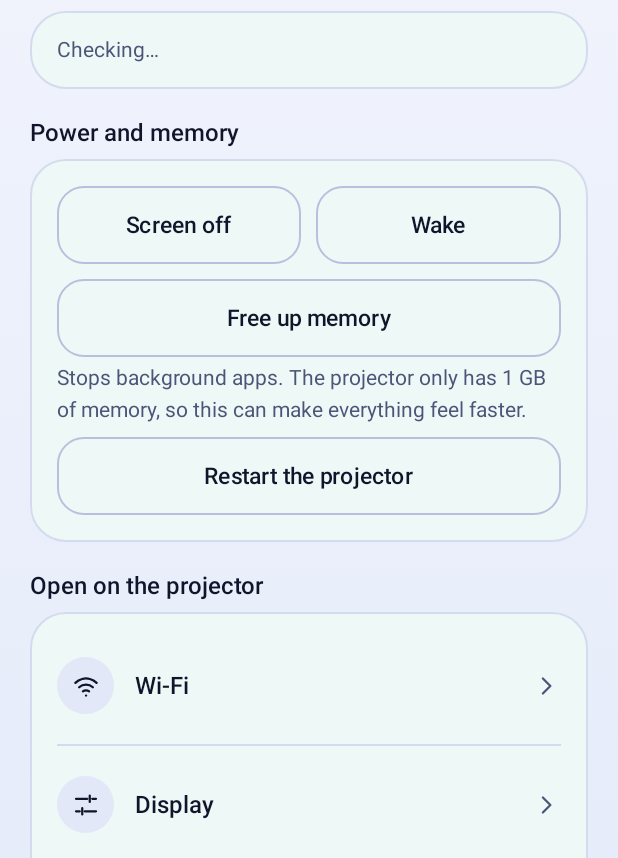
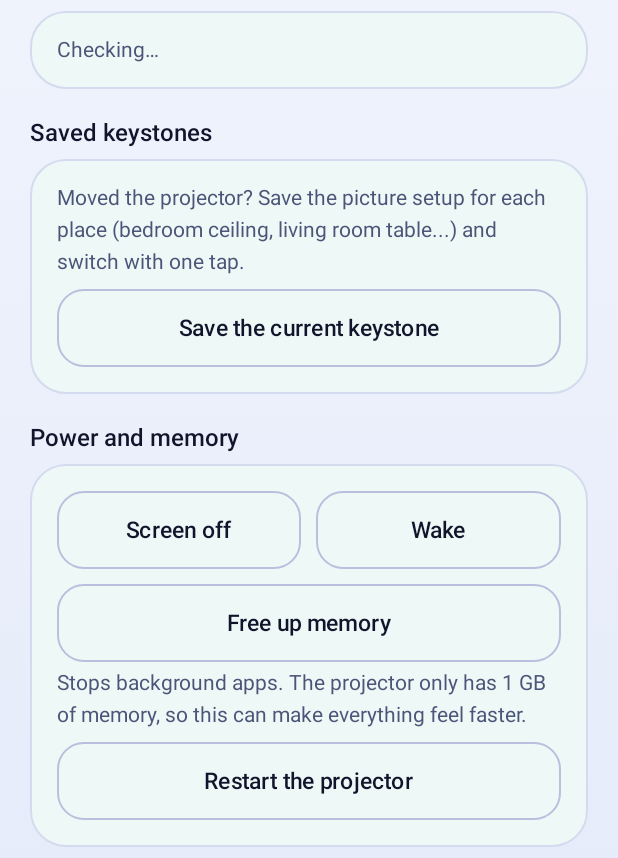
Before and after one commit to Yuvraj675/projector-control, an Android app built with Jetpack Compose: the composable DeviceScreen shown on its own in the app's theme, on a phone screen of 412 x 824 dp, the part 378-1236 px from its top. Run offline under Robolectric (Android 15) with nearby library versions, the phone set to English and light mode, and no system bars.

Commit message:
Saved keystone profiles: name the current picture setup, apply or delete it from the Projector screen

```diff
--- a/app/src/main/kotlin/dev/keystone/auto/ui/screens/DeviceScreen.kt
+++ b/app/src/main/kotlin/dev/keystone/auto/ui/screens/DeviceScreen.kt
@@ -3,6 +3,7 @@ package dev.keystone.auto.ui.screens
 import androidx.compose.foundation.layout.*
 import androidx.compose.material3.*
 import androidx.compose.runtime.*
+import androidx.compose.ui.Alignment
 import androidx.compose.ui.Modifier
 import androidx.compose.ui.unit.dp
 import dev.keystone.auto.AppViewModel
@@ -15,7 +16,10 @@ fun DeviceScreen(vm: AppViewModel) {
     val device by vm.device.collectAsState()
     val connect by vm.connect.collectAsState()
     val info = (connect as? ConnectState.Connected)?.info
+    val saved by vm.saved.collectAsState()
     var confirmReboot by remember { mutableStateOf(false) }
+    var saving by remember { mutableStateOf(false) }
+    var saveName by remember { mutableStateOf("") }
     LaunchedEffect(Unit) { vm.refreshDevice() }
 
     ScreenScaffold(
@@ -47,6 +51,22 @@ fun DeviceScreen(vm: AppViewModel) {
         }
 
         Spacer(Modifier.height(20.dp))
+        SectionTitle("Saved keystones")
+        AppCard {
+            if (saved.isEmpty()) Hint("Moved the projector? Save the picture setup for each place (bedroom ceiling, living room table...) and switch with one tap.")
+            saved.forEachIndexed { i, k ->
+                if (i > 0) DividerLine()
+                Row(Modifier.fillMaxWidth(), verticalAlignment = Alignment.CenterVertically) {
+                    Column(Modifier.weight(1f)) { Text(k.name, style = MaterialTheme.typography.titleMedium, color = MaterialTheme.colorScheme.onSurface) }
+                    TextButton(onClick = { vm.applySavedKeystone(k) }) { Text("Apply") }
+                    TextButton(onClick = { vm.deleteSavedKeystone(k) }) { Text("Delete") }
+                }
+            }
+            Spacer(Modifier.height(10.dp))
+            SecondaryButton("Save the current keystone", { saveName = ""; saving = true })
+        }
+
+        Spacer(Modifier.height(20.dp))
         SectionTitle("Power and memory")
         AppCard {
             Row(horizontalArrangement = Arrangement.spacedBy(10.dp)) {
@@ -71,6 +91,14 @@ fun DeviceScreen(vm: AppViewModel) {
         }
         Spacer(Modifier.height(8.dp))
     }
+
+    if (saving) AlertDialog(
+        onDismissRequest = { saving = false },
+        title = { Text("Save this keystone") },
+        text = { OutlinedTextField(saveName, { saveName = it }, singleLine = true, placeholder = { Text("e.g. Bedroom ceiling") }) },
+        confirmButton = { TextButton(onClick = { saving = false; vm.saveCurrentKeystone(saveName) }) { Text("Save") } },
+        dismissButton = { TextButton(onClick = { saving = false }) { Text("Cancel") } },
+    )
 
     if (confirmReboot) AlertDialog(
         onDismissRequest = { confirmReboot = false },
```
Also changed, not shown: app/src/main/kotlin/dev/keystone/auto/AppViewModel.kt (+37 -0 lines), app/src/main/kotlin/dev/keystone/auto/data/SavedKeystones.kt (added, +37 -0 lines), app/src/main/kotlin/dev/keystone/auto/platform/Store.kt (+9 -0 lines), 1 other file.
